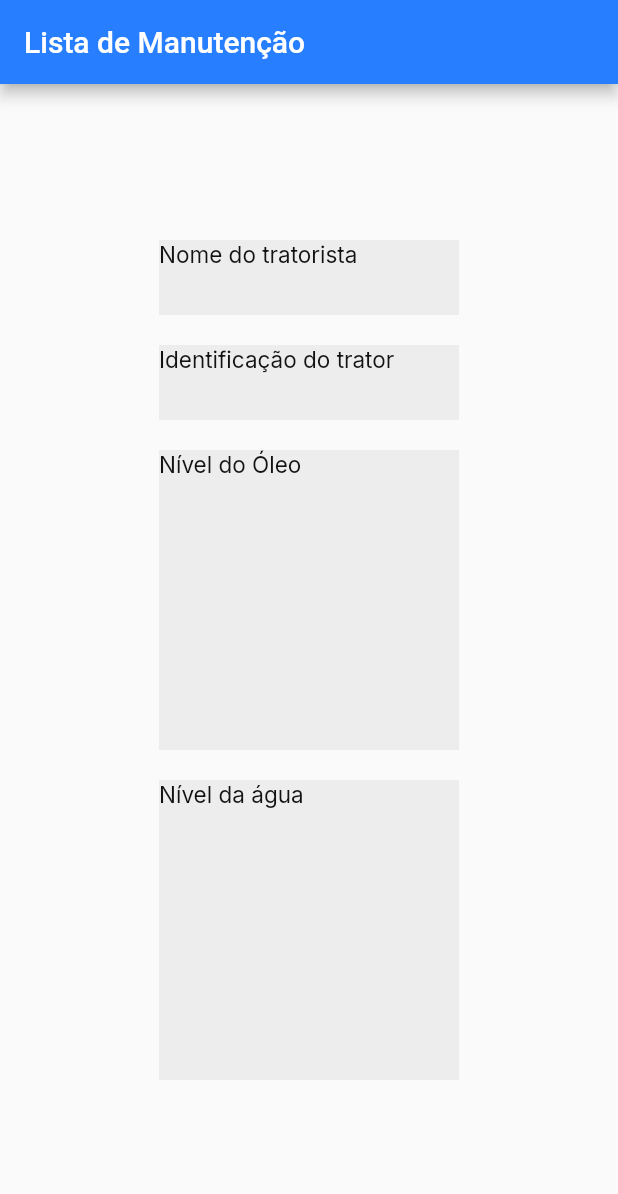
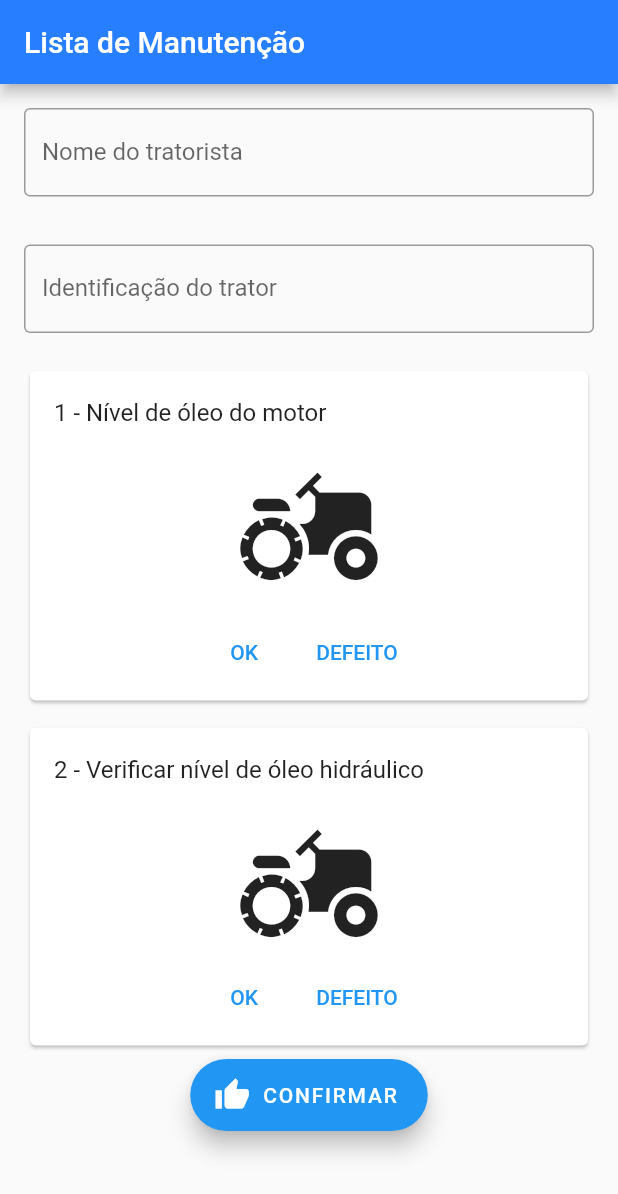
Before and after one commit to JuniorMaia2394/agricolaCheklist, a Flutter app: the screen it shows after launch, on a phone screen of 412 x 824 dp. Shown: the top 1194 px of the screen. Run offline on Flutter 3.47's test engine with Material 2 defaults, Android fonts, the phone set to English and light mode, and no system bars; our stand-ins replace google_fonts.

Commit message:
InputCard
Adicionado TextField, Cards, Buttons.
Falta estilizar.

```diff
--- a/cheklist/lib/home/home_page.dart
+++ b/cheklist/lib/home/home_page.dart
@@ -1,3 +1,4 @@
+import 'package:cheklist/core/app_text_styles.dart';
 import 'package:cheklist/core/core.dart';
 import 'package:flutter/material.dart';
 
@@ -29,15 +30,120 @@ class _HomePageState extends State<HomePage> {
         title: Text(widget.title),
         backgroundColor: AppColors.primary,
       ),
-      body: Container(
-        child: Column(
-          mainAxisAlignment: MainAxisAlignment.center,
-          children: <Widget>[
-            FormInput(title: "Nome do tratorista",),
-            FormInput(title: "Identificação do trator",),
-            FormCard(title: "Nível do Óleo"),
-            FormCard(title: "Nível da água"),
-          ],
+      body: SingleChildScrollView(
+        child: Container(
+          child: Column(
+            mainAxisAlignment: MainAxisAlignment.center,
+            children: <Widget>[
+              Padding(
+                padding: const EdgeInsets.all(16.0),
+                child: TextFormField(
+                  decoration: InputDecoration(
+                    labelText: "Nome do tratorista",
+                    border: OutlineInputBorder(),
+                  ),
+                ),
+              ),
+              Padding(
+                padding: const EdgeInsets.all(16.0),
+                child: TextFormField(
+                  decoration: InputDecoration(
+                    labelText: 'Identificação do trator',
+                    border: OutlineInputBorder(),
+                  ),
+                ),
+              ),
+              Padding(
+                padding: const EdgeInsets.fromLTRB(16, 5, 16, 5),
+                child: Card(
+                  shadowColor: AppColors.black.withOpacity(1),
+                  child: Column(
+                    children: <Widget>[
+                      const ListTile(
+                        title: Text(
+                          '1 - Nível de óleo do motor',
+                        ),
+                      ),
+                      Icon(
+                        Icons.agriculture,
+                        size: 100,
+                      ),
+                      Padding(
+                        padding: const EdgeInsets.all(8.0),
+                        child: Row(
+                          mainAxisAlignment: MainAxisAlignment.center,
+                          children: <Widget>[
+                            TextButton(
+                              child: const Text('OK'),
+                              onPressed: () {/* ... */},
+                            ),
+                            const SizedBox(width: 8),
+                            TextButton(
+                              child: const Text('DEFEITO'),
+                              onPressed: () {/* ... */},
+                            ),
+                            const SizedBox(
+                              width: 8,
+                            ),
+                          ],
+                        ),
+                      ),
+                    ],
+                  ),
+                ),
+              ),
+              Padding(
+                padding: const EdgeInsets.fromLTRB(16, 5, 16, 5),
+                child: Card(
+                  shadowColor: AppColors.black.withOpacity(1),
+                  child: Column(
+                    children: <Widget>[
+                      const ListTile(
+                        title: Text(
+                          '2 - Verificar nível de óleo hidráulico',
+                          style: TextStyle(),
+                        ),
+                      ),
+                      Icon(
+                        Icons.agriculture,
+                        size: 100,
+                      ),
+                      Padding(
+                        padding: const EdgeInsets.only(bottom: 8),
+                        child: Row(
+                          mainAxisAlignment: MainAxisAlignment.center,
+                          children: <Widget>[
+                            TextButton(
+                              child: const Text('OK'),
+                              onPressed: () {/* ... */},
+                            ),
+                            const SizedBox(width: 8),
+                            TextButton(
+                              child: const Text('DEFEITO'),
+                              onPressed: () {/* ... */},
+                            ),
+                            const SizedBox(
+                              width: 8,
+                            ),
+                          ],
+                        ),
+                      ),
+                    ],
+                  ),
+                ),
+              ),
+              FloatingActionButton.extended(
+                onPressed: () {
+                  /* ... */
+                },
+                label: const Text('CONFIRMAR'),
+                icon: Icon(Icons.thumb_up),
+              ),
+              SizedBox(
+                height: 8,
+              )
+            ],
+          ),
         ),
       ),
     );
```
Also changed, not shown: cheklist/pubspec.lock.
